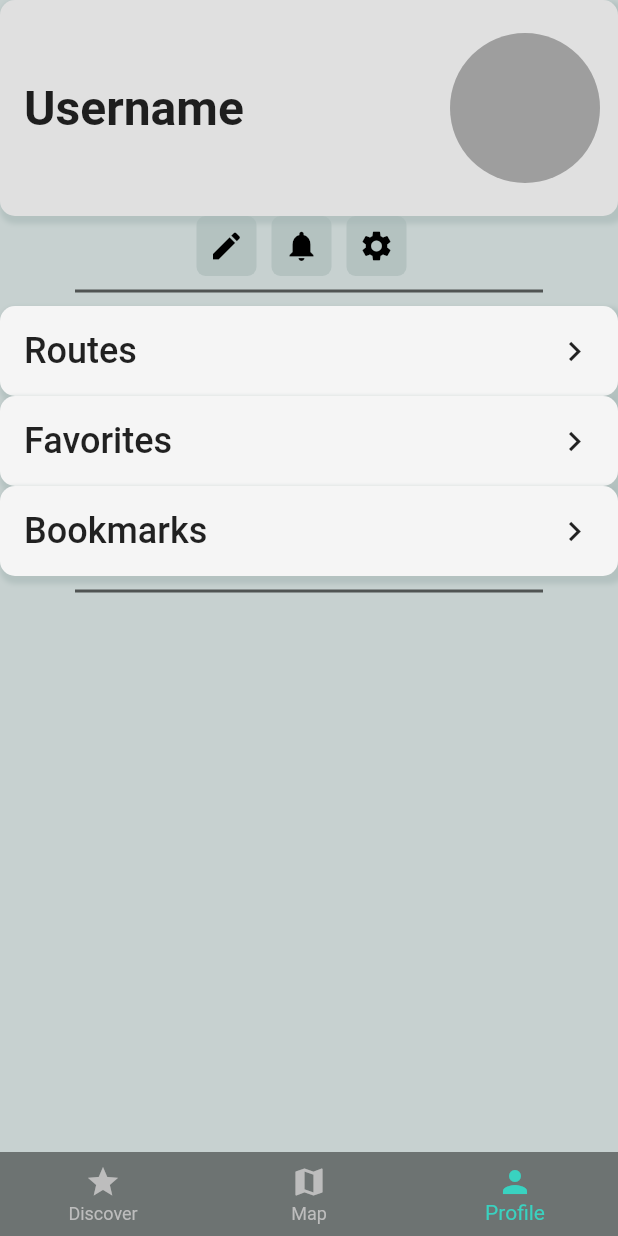
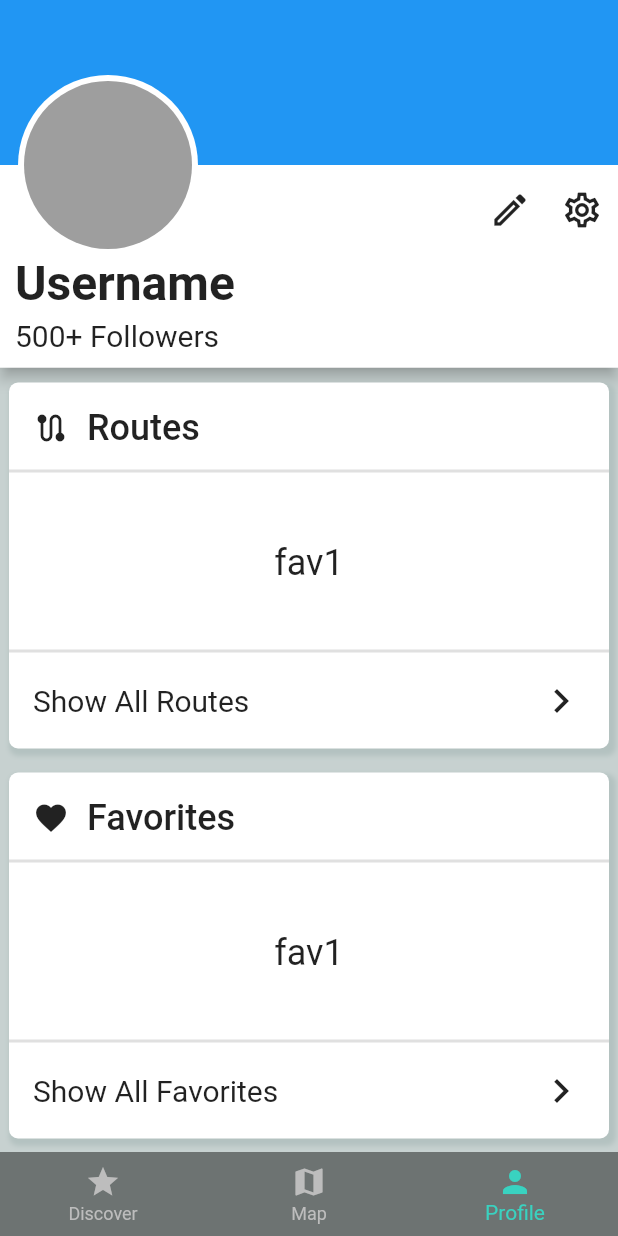
Before and after one commit to Cycle-Project/Flutter, a Flutter app: the LandingPage screen opened directly, item 3 of the bottom bar chosen, on a phone screen of 412 x 824 dp. Run offline on Flutter 3.47's test engine with Material 2 defaults, Android fonts, the phone set to English and light mode, and no system bars; our stand-ins replace flutter_hooks, google_maps_flutter, like_button, location; missing offline and left inert: flutter_polyline_points.

Commit message:
Profile page update

```diff
--- /dev/null
+++ b/lib/Models/user.dart
@@ -0,0 +1,19 @@
+class User {
+  String? id;
+  String? name;
+  String? email;
+
+  User({this.name, this.email, this.id});
+
+  User.fromJson(Map<String, dynamic> json) {
+    id = json['id'];
+    name = json['name'];
+    email = json['email'];
+  }
+
+  Map<String, dynamic> toJson() => <String, dynamic>{
+        'id': id,
+        'name': name,
+        'email': email,
+      };
+}
--- a/lib/Page/Enterance/enterance_page.dart
+++ b/lib/Page/Enterance/enterance_page.dart
@@ -20,7 +20,7 @@ class EnterancePage extends HookWidget {
   @override
   Widget build(BuildContext context) {
     return Scaffold(
-      backgroundColor: loginBackgroundColor,
+      backgroundColor: bluishGrey,
       body: SingleChildScrollView(
         child: Padding(
           padding: const EdgeInsets.symmetric(horizontal: 20),
--- /dev/null
+++ b/lib/Page/LandingPage/Profile/components/action_widget.dart
@@ -0,0 +1,139 @@
+part of '../profile_page.dart';
+
+class _ActionWidget extends StatelessWidget {
+  const _ActionWidget({
+    Key? key,
+    required this.onTap,
+    required this.name,
+    required this.prefixIcon,
+    required this.list,
+  }) : super(key: key);
+
+  final Function() onTap;
+  final String name;
+  final Icon prefixIcon;
+  final List list;
+
+  @override
+  Widget build(BuildContext context) {
+    return Padding(
+      padding: const EdgeInsets.only(left: 6, right: 6, top: 10, bottom: 6),
+      child: InkWell(
+        onTap: onTap,
+        child: SpecialCard(
+          backgroundColor: Colors.white,
+          shadowColor: bluishGrey.withOpacity(.6),
+          borderRadius: BorderRadius.circular(6),
+          child: Column(
+            children: [
+              SizedBox(
+                height: 60,
+                child: Row(
+                  children: [
+                    Padding(
+                      padding: const EdgeInsets.only(left: 16),
+                      child: prefixIcon,
+                    ),
+                    Expanded(
+                      child: Padding(
+                        padding: const EdgeInsets.only(left: 12),
+                        child: Text(
+                          name,
+                          style: const TextStyle(
+                            fontSize: 24,
+                            fontWeight: FontWeight.w500,
+                          ),
+                        ),
+                      ),
+                    ),
+                  ],
+                ),
+              ),
+              if (list.isEmpty)
+                Padding(
+                  padding: const EdgeInsets.only(bottom: 10),
+                  child: Center(
+                    child: Text(
+                      "No $name",
+                      style: const TextStyle(fontSize: 16),
+                    ),
+                  ),
+                ),
+              if (list.isNotEmpty) ...[
+                const Divider(height: 0, thickness: 2),
+                SizedBox(
+                  height: 120,
+                  child: Center(
+                    child: Text(
+                      list.first,
+                      style: const TextStyle(fontSize: 24),
+                    ),
+                  ),
+                ),
+                const Divider(height: 0, thickness: 2),
+                InkWell(
+                  onTap: () {
+                    Navigator.push(
+                      context,
+                      MaterialPageRoute(
+                        builder: (_) => _SubList(title: name, list: list),
+                      ),
+                    );
+                  },
+                  child: Row(
+                    children: [
+                      const SizedBox(width: 16),
+                      Expanded(
+                        child: Text(
+                          "Show All $name",
+                          style: const TextStyle(fontSize: 20),
+                        ),
+                      ),
+                      const Padding(
+                        padding: EdgeInsets.all(16),
+                        child: Icon(Icons.keyboard_arrow_right, size: 32),
+                      ),
+                    ],
+                  ),
+                ),
+              ],
+            ],
+          ),
+        ),
+      ),
+    );
+  }
+}
+
+class _SubList extends StatelessWidget {
+  const _SubList({
+    Key? key,
+    required this.title,
+    required this.list,
+  }) : super(key: key);
+
+  final String title;
+  final List list;
+
+  @override
+  Widget build(BuildContext context) {
+    return Scaffold(
+      appBar: AppBar(
+        title: Text(title),
+        leading: IconButton(
+          onPressed: () => Navigator.pop(context),
+          icon: const Icon(Icons.close),
+        ),
+      ),
+      body: ListView.builder(
+        itemCount: list.length,
+        itemBuilder: (context, i) => Text(
+          list[i],
+          style: const TextStyle(
+            fontSize: 32,
+          ),
+        ),
+      ),
+    );
+  }
+}
--- /dev/null
+++ b/lib/Page/LandingPage/Profile/components/profile_card.dart
@@ -0,0 +1,86 @@
+part of '../profile_page.dart';
+
+class _ProfileCard extends StatelessWidget {
+  const _ProfileCard({
+    Key? key,
+  }) : super(key: key);
+
+  @override
+  Widget build(BuildContext context) {
+    return Material(
+      elevation: 4,
+      child: Stack(
+        children: [
+          ColoredBox(
+            color: Colors.white,
+            child: Column(
+              children: [
+                Container(
+                  color: Colors.blue,
+                  height: 110,
+                ),
+                Row(
+                  children: [
+                    const Expanded(child: SizedBox(height: 60)),
+                    IconButton(
+                      onPressed: () {},
+                      icon: const Icon(Icons.mode_edit_outline_outlined,
+                          size: 28),
+                    ),
+                    IconButton(
+                      onPressed: () {},
+                      icon: const Icon(Icons.settings_outlined, size: 28),
+                    ),
+                  ],
+                ),
+                Padding(
+                  padding: const EdgeInsets.symmetric(horizontal: 10),
+                  child: Column(
+                    crossAxisAlignment: CrossAxisAlignment.stretch,
+                    children: const [
+                      Text(
+                        "Username",
+                        style: TextStyle(
+                          fontSize: 32,
+                          fontWeight: FontWeight.w600,
+                        ),
+                      ),
+                      SizedBox(height: 4),
+                      Text(
+                        "500+ Followers",
+                        style: TextStyle(fontSize: 20),
+                      ),
+                      SizedBox(height: 10),
+                    ],
+                  ),
+                ),
+              ],
+            ),
+          ),
+          Positioned(
+            top: 50,
+            left: 12,
+            child: SizedBox.square(
+              dimension: 120,
+              child: DecoratedBox(
+                decoration: const BoxDecoration(
+                  color: Colors.white,
+                  shape: BoxShape.circle,
+                ),
+                child: Container(
+                  margin: const EdgeInsets.all(4),
+                  padding: const EdgeInsets.all(4),
+                  decoration: const BoxDecoration(
+                    color: Colors.grey,
+                    shape: BoxShape.circle,
+                    //image: DecorationImage(image: AssetImage("")),
+                  ),
+                ),
+              ),
+            ),
+          )
+        ],
+      ),
+    );
+  }
+}
--- a/lib/Page/LandingPage/Profile/profile_page.dart
+++ b/lib/Page/LandingPage/Profile/profile_page.dart
@@ -1,141 +1,59 @@
 import 'package:flutter/material.dart';
 import 'package:geo_app/Page/utilities/constants.dart';
 import 'package:geo_app/components/special_card.dart';
+
+part 'components/profile_card.dart';
+part 'components/action_widget.dart';
 
 class ProfilePage extends StatelessWidget {
   const ProfilePage({Key? key}) : super(key: key);
 
   @override
   Widget build(BuildContext context) {
-    final subActionsList = {
-      Icons.edit: () {},
-      Icons.notifications: () {},
-      Icons.settings: () {},
-    };
-    final actionList = {
-      "Routes": () {},
-      "Favorites": () {},
-      "Bookmarks": () {},
-    };
-    return SafeArea(
-      child: Column(
-        children: [
-          SpecialCard(
-            backgroundColor: Colors.grey[300]!,
-            shadowColor: loginBackgroundColor.withOpacity(.6),
-            borderRadius: BorderRadius.circular(10),
-            child: Padding(
-              padding: const EdgeInsets.all(12),
-              child: SizedBox(
-                height: 120,
-                child: Row(
-                  children: [
-                    const Expanded(
-                      flex: 2,
-                      child: SingleChildScrollView(
-                        padding: EdgeInsets.all(4),
-                        clipBehavior: Clip.antiAlias,
-                        scrollDirection: Axis.vertical,
-                        child: Text(
-                          "Username",
-                          maxLines: 2,
-                          style: TextStyle(
-                            fontSize: 32,
-                            fontWeight: FontWeight.w700,
-                          ),
-                        ),
-                      ),
-                    ),
-                    SizedBox(
-                      width: 100,
-                      child: Container(
-                        decoration: const BoxDecoration(
-                          color: Colors.grey,
-                          shape: BoxShape.circle,
-                          //image: DecorationImage(image: AssetImage("")),
-                        ),
-                      ),
-                    )
-                  ],
-                ),
+    final actionList = [
+      {
+        "name": "Routes",
+        "icon": Icons.route,
+        "call": () {},
+        "list": [
+          "fav1",
+          "fav2",
+          "fav3",
+        ],
+      },
+      {
+        "name": "Favorites",
+        "icon": Icons.favorite,
+        "call": () {},
+        "list": [
+          "fav1",
+          "fav2",
+          "fav3",
+        ],
+      },
+    ];
+    return Column(
+      children: [
+        const _ProfileCard(),
+        Expanded(
+          child: SingleChildScrollView(
+            child: Column(
+              children: List.generate(
+                actionList.length,
+                (i) {
+                  Map map = actionList[i];
+                  return _ActionWidget(
+                    onTap: () => map["call"],
+                    name: map["name"],
+                    prefixIcon: Icon(map["icon"]),
+                    list: map["list"],
+                  );
+                },
               ),
             ),
           ),
-          Row(
-            mainAxisAlignment: MainAxisAlignment.center,
-            children: List.generate(
-              subActionsList.length,
-              (i) {
-                IconData key = subActionsList.keys.elementAt(i);
-                return Padding(
-                  padding: const EdgeInsets.only(right: 10),
-                  child: InkWell(
-                    onTap: subActionsList[key],
-                    child: Container(
-                      decoration: BoxDecoration(
-                        color: loginBackgroundColor.withOpacity(.6),
-                        borderRadius: BorderRadius.circular(6),
-                      ),
-                      padding: const EdgeInsets.all(8),
-                      child: Icon(key, color: Colors.black),
-                    ),
-                  ),
-                );
-              },
-            ),
-          ),
-          Divider(
-            height: 20,
-            thickness: 2,
-            indent: 50,
-            endIndent: 50,
-            color: Colors.black.withOpacity(.6),
-          ),
-          ListView.builder(
-            shrinkWrap: true,
-            itemCount: actionList.length,
-            itemBuilder: (context, i) {
-              String key = actionList.keys.elementAt(i);
-              return InkWell(
-                onTap: actionList[key],
-                child: SpecialCard(
-                  backgroundColor: Colors.grey[100]!,
-                  shadowColor: loginBackgroundColor.withOpacity(.6),
-                  height: 60,
-                  borderRadius: BorderRadius.circular(10),
-                  child: Row(
-                    children: [
-                      Expanded(
-                        child: Padding(
-                          padding: const EdgeInsets.only(left: 16),
-                          child: Text(
-                            key,
-                            style: const TextStyle(
-                              fontSize: 24,
-                              fontWeight: FontWeight.w500,
-                            ),
-                          ),
-                        ),
-                      ),
-                      const Padding(
-                        padding: EdgeInsets.all(16),
-                        child: Icon(Icons.keyboard_arrow_right, size: 26),
-                      ),
-                    ],
-                  ),
-                ),
-              );
-            },
-          ),
-          Divider(
-            height: 20,
-            thickness: 2,
-            indent: 50,
-            endIndent: 50,
-            color: Colors.black.withOpacity(.6),
-          ),
-        ],
-      ),
+        ),
+      ],
     );
   }
 }
--- a/lib/Page/LandingPage/map/components/plan_route.dart
+++ b/lib/Page/LandingPage/map/components/plan_route.dart
@@ -1,8 +1,6 @@
 import 'package:flutter/material.dart';
 import 'package:flutter_hooks/flutter_hooks.dart';
-import 'package:geo_app/Page/LandingPage/map/map_provider.dart';
 import 'package:geo_app/components/special_card.dart';
-import 'package:google_maps_flutter/google_maps_flutter.dart';
 
 class PlanRoute extends HookWidget {
   const PlanRoute({
@@ -33,7 +31,9 @@ class PlanRoute extends HookWidget {
               backgroundColor: Colors.blue,
               shadowColor: Colors.transparent,
               height: 60,
-              borderRadius: !enlarge.value ? BorderRadius.circular(10) : const BorderRadius.vertical(top: Radius.circular(10)),
+              borderRadius: !enlarge.value
+                  ? BorderRadius.circular(10)
+                  : const BorderRadius.vertical(top: Radius.circular(10)),
               child: Row(
                 children: [
                   Padding(
--- a/lib/Page/utilities/constants.dart
+++ b/lib/Page/utilities/constants.dart
@@ -1,5 +1,7 @@
 import 'dart:ui';
+
 const googleApiKey = "AIzaSyA9fb2IaIuN_aEB4Ykqs1SgqyJ2-1SjqUQ";
-const loginBackgroundColor = Color(0xFFA7B8B6);
+const bluishGrey = Color(0xFFA7B8B6);
+const darkBluishGrey = Color.fromARGB(255, 52, 59, 58);
 const backgroundColor = Color(0xFFC7D1D0);
 const primaryColor = Color(0xFF39D2C0);
```
